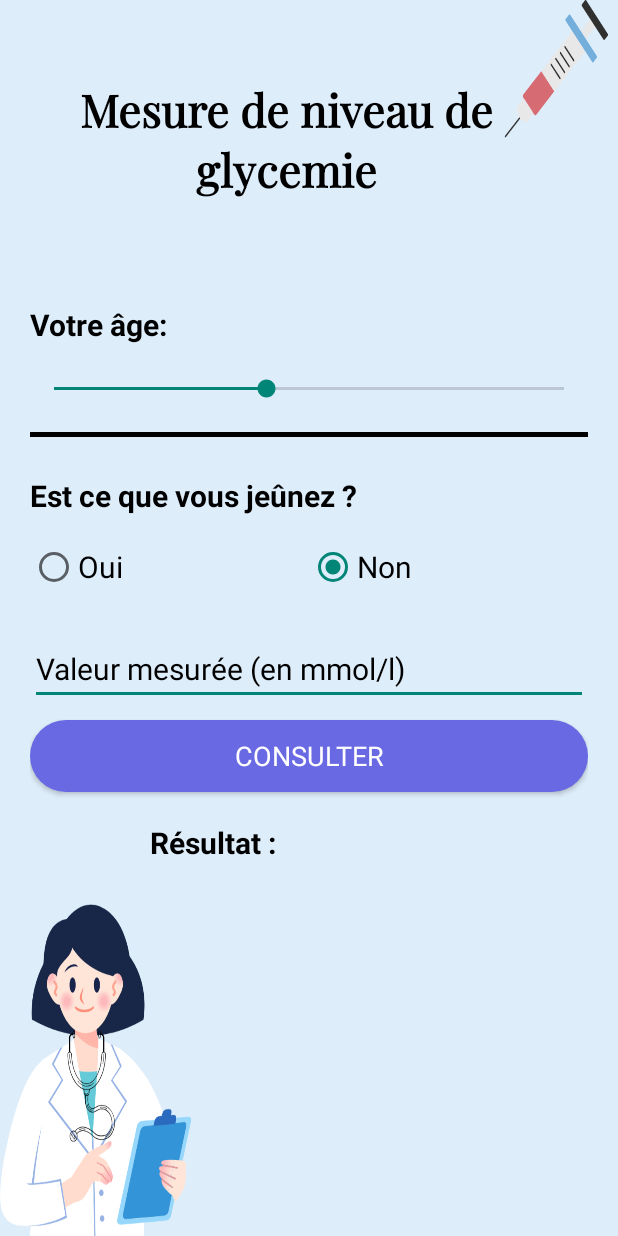
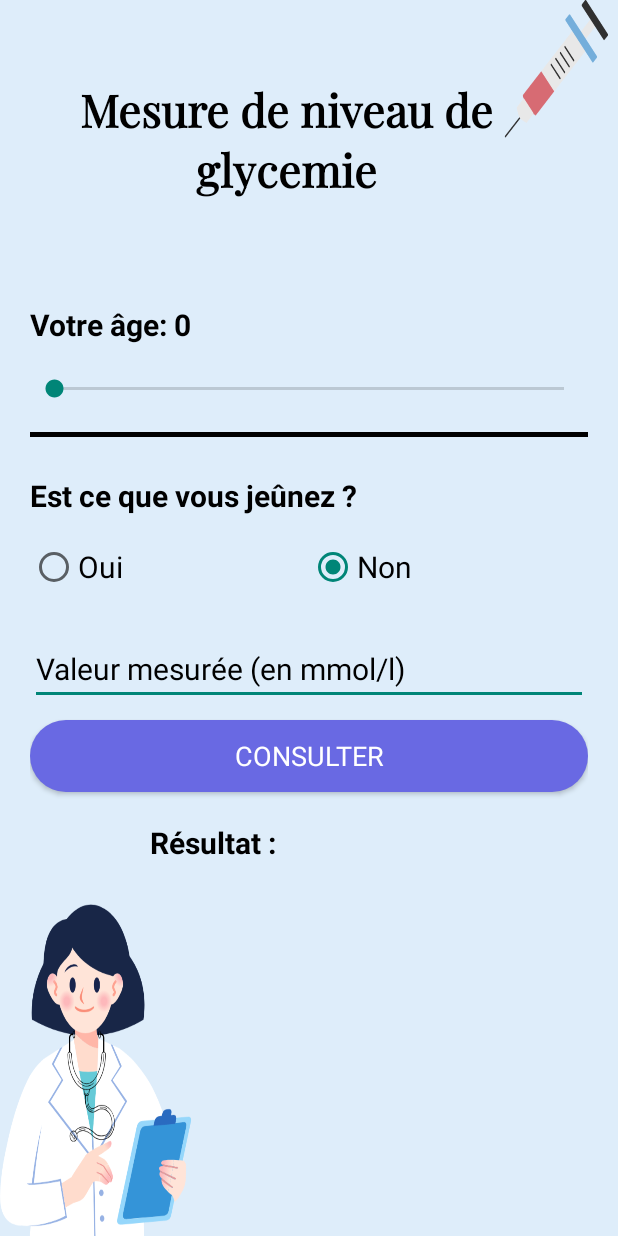
Before and after one commit to yosrjk/Yosr_Joulek_DevMobile_TP2, an Android app: the screen it shows after launch (MainActivity), after a tap on an icon or button, on a phone screen of 412 x 824 dp. Run offline under Robolectric (Android 15) with nearby library versions, the phone set to English and light mode, and no system bars; Roboto replaces fonts that are not available here.

Commit message:
final commit

```diff
--- a/app/build.gradle.kts
+++ b/app/build.gradle.kts
@@ -4,7 +4,7 @@ plugins {
 
 android {
     namespace = "com.example.yosr_joulek_lsi3_mesure_de_glycemie"
-    compileSdk = 33
+    compileSdk = 34
 
     defaultConfig {
         applicationId = "com.example.yosr_joulek_lsi3_mesure_de_glycemie"
--- a/app/src/main/java/com/example/yosr_joulek_lsi3_mesure_de_glycemie/MainActivity.java
+++ b/app/src/main/java/com/example/yosr_joulek_lsi3_mesure_de_glycemie/MainActivity.java
@@ -3,12 +3,101 @@ package com.example.yosr_joulek_lsi3_mesure_de_glycemie;
 import androidx.appcompat.app.AppCompatActivity;
 
 import android.os.Bundle;
+import android.util.Log;
+import android.view.View;
+import android.widget.Button;
+import android.widget.EditText;
+import android.widget.RadioButton;
+import android.widget.SeekBar;
+import android.widget.TextView;
+import android.widget.Toast;
 
 public class MainActivity extends AppCompatActivity {
+    private TextView tvAge;
+    private SeekBar sbAge;
+    private RadioButton  rbIsFasting,rbIsNotFasting ;
+    private EditText etValue;
+    private Button btnConsulter ;
+    private TextView tvResult ;
+
 
     @Override
     protected void onCreate(Bundle savedInstanceState) {
         super.onCreate(savedInstanceState);
         setContentView(R.layout.activity_main);
+        init();
+        sbAge.setOnSeekBarChangeListener(new SeekBar.OnSeekBarChangeListener() {
+            @Override
+            public void onProgressChanged(SeekBar seekBar, int i, boolean b) {
+                Log.i("information", "onProgressChanged: " + i);
+                tvAge.setText("Votre Age : " + i);
+            }
+
+            @Override
+            public void onStartTrackingTouch(SeekBar seekBar) {
+
+            }
+
+            @Override
+            public void onStopTrackingTouch(SeekBar seekBar) {
+
+            }
+        });
     }
+    private void init(){
+        // cette methode permet l'initialisation des attributs en relation avec les ids de l'acitivity_main
+        //on peut la faire dans la methode oncreate()
+        tvAge=(TextView)findViewById(R.id.tvAge);// from the activity_main , findviewbyid return view
+        sbAge=(SeekBar)findViewById(R.id.sbAge);
+        rbIsFasting=(RadioButton) findViewById(R.id.rbtOui);
+        rbIsNotFasting=(RadioButton) findViewById(R.id.rbtNon);
+        etValue=(EditText) findViewById(R.id.etValue);
+        btnConsulter=(Button) findViewById(R.id.btnConsulter);
+        tvResult=(TextView) findViewById(R.id.tvResult);
+    }
+    //methode Calculer
+       public void  Calculer (View v) {
+           int age;
+           float value;
+           boolean verifAge = false;
+           boolean verifValue = false;
+           String valueString = etValue.getText().toString();
+           if (sbAge.getProgress() != 0) {
+               verifAge = true;
+           } else {
+               Toast.makeText(MainActivity.this, "veuillez verifier votre age", Toast.LENGTH_SHORT).show();
+           }
+
+           if (!etValue.getText().toString().isEmpty()) {
+               verifValue = true;
+           } else {
+               Toast.makeText(MainActivity.this, "veuillez verifier votre valeur", Toast.LENGTH_LONG).show();
+           }
+           if(verifAge && verifValue ){
+               age=sbAge.getProgress();
+               value=Float.valueOf(etValue.getText().toString());
+               if(rbIsFasting.isChecked()){
+                   if(age>=10){
+                       if(value<5.0)
+                           tvResult.setText("Le niveau de glycemie est tres bas ");
+                        else if (value >=5.0 && value <=7.2)
+                           tvResult.setText("Le niveau de glycemie est normal ");
+                        else tvResult.setText("Le niveau de glycemie est elevé");
+                   if(age >=6 && age <=12)
+                       if(value<5.0) tvResult.setText("Le niveau de glycemie est tres bas ");
+                       else if (value>=5.0 && value<=10.5) tvResult.setText("Le niveau de glycemie est normal ");
+                         else tvResult.setText("Le niveau de glycemie est elevé");
+                   else if (value <5.5)  tvResult.setText("Le niveau de glycemie est bas");
+                    else if (value>=5.0 && value <=10.0) tvResult.setText("Le niveau de glycemie est normal");
+                     else tvResult.setText("Le niveau de glycemie est elevé");
+                   }
+               } else if (value<10.5) tvResult.setText("Le niveau de glycemie est normal");
+                  else  tvResult.setText("Le niveau de glycemie est élevé");
+
+           }
+
+    }
+
+
+
 }
--- a/app/src/main/res/layout/activity_main.xml
+++ b/app/src/main/res/layout/activity_main.xml
@@ -22,6 +22,7 @@
         android:textSize="30sp" />
 
     <TextView
+        android:id="@+id/tvAge"
         android:layout_width="match_parent"
         android:layout_height="wrap_content"
         android:layout_marginTop="0dp"
@@ -30,7 +31,8 @@
         android:text="@string/sous_titre1"
         android:textSize="20dp"
         android:textColor="@color/black"
-        android:textStyle="bold" />
+        android:textStyle="bold"
+        tools:ignore="DuplicateIds" />
 
     <SeekBar
         android:id="@+id/sbAge"
@@ -38,8 +40,8 @@
         android:layout_height="wrap_content"
         android:layout_marginTop="20dp"
         android:max="120"
-        android:progress="50" />
-    <View
+         />
+    <TextView
         android:layout_width="match_parent"
         android:layout_height="3dp"
         android:background="@drawable/line_shape"
@@ -92,6 +94,7 @@
     </RadioGroup>
 
     <EditText
+        android:id="@+id/etValue"
         android:layout_width="match_parent"
         android:layout_height="wrap_content"
         android:layout_marginTop="20dp"
@@ -99,7 +102,7 @@
         android:textColorHint="@color/black"
         android:textColor="@color/black"
         android:textSize="20sp"
-        android:inputType="numberDecimal"
+        android:inputType="number"
         />
     <Button
         android:id="@+id/btnConsulter"
@@ -113,8 +116,10 @@
         android:onClick="Calculer"
         android:background="@drawable/btn_shape"
         android:textColorHint="@color/white"
+        android:inputType="number"
 />
     <TextView
+        android:id="@+id/tvResult"
         android:layout_width="match_parent"
         android:layout_height="wrap_content"
         android:layout_marginTop="20dp"
--- a/app/src/main/res/values/strings.xml
+++ b/app/src/main/res/values/strings.xml
@@ -1,7 +1,7 @@
 <resources>
     <string name="app_name">Yosr_Joulek_LSI3_Mesure_De_Glycemie</string>
     <string name="title">Mesure de niveau de glycemie\n</string>
-    <string name="sous_titre1">Votre âge:</string>
+    <string name="sous_titre1">Votre âge: 0</string>
     <string name="sous_titre"> Est ce que vous jeûnez ?</string>
     <string name="val_text">Valeur mesurée (en mmol/l)</string>
     <string name="resultat">Résultat :</string>
```
